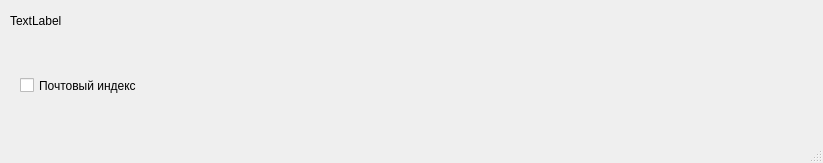
Before: the Qt Designer form output.ui in NotnaKO/individ_play, drawn with Qt 5.
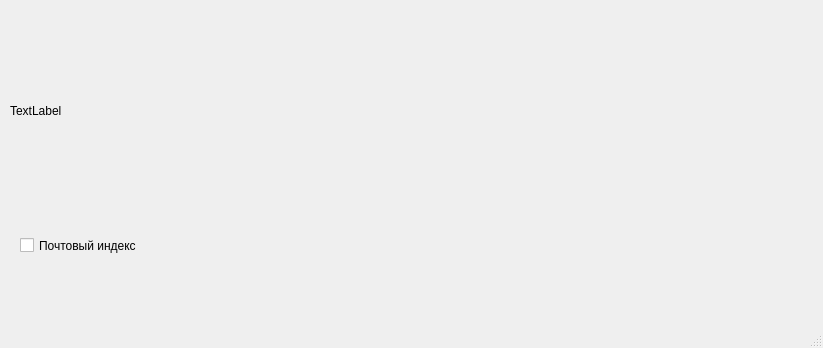
After: the same form once the commit is applied.

The edit to the form file:
```diff
--- a/output.ui
+++ b/output.ui
@@ -7,7 +7,7 @@
     <x>0</x>
     <y>0</y>
     <width>823</width>
-    <height>163</height>
+    <height>348</height>
    </rect>
   </property>
   <property name="windowTitle">
@@ -20,7 +20,7 @@
       <x>10</x>
       <y>10</y>
       <width>811</width>
-      <height>21</height>
+      <height>201</height>
      </rect>
     </property>
     <property name="text">
@@ -31,7 +31,7 @@
     <property name="geometry">
      <rect>
       <x>20</x>
-      <y>70</y>
+      <y>230</y>
       <width>171</width>
       <height>31</height>
      </rect>
```
